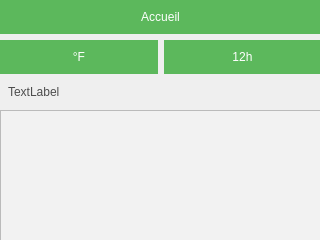
Before: the Qt Designer form thermostat/Thermostat/configWindow.ui in kimchicharlie/Envio, drawn with Qt 5.
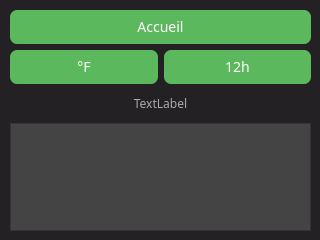
After: the same form once the commit is applied.

What changed in the file:
```diff
--- a/thermostat/Thermostat/configWindow.ui
+++ b/thermostat/Thermostat/configWindow.ui
@@ -13,14 +13,17 @@
   <property name="windowTitle">
    <string>Envio - Thermostat</string>
   </property>
+  <property name="styleSheet">
+   <string notr="true">Background: #232123;</string>
+  </property>
   <widget class="QWidget" name="centralwidget">
    <widget class="QWidget" name="gridLayoutWidget">
     <property name="geometry">
      <rect>
-      <x>0</x>
-      <y>0</y>
-      <width>321</width>
-      <height>241</height>
+      <x>10</x>
+      <y>10</y>
+      <width>301</width>
+      <height>221</height>
      </rect>
     </property>
     <layout class="QGridLayout" name="gridLayout">
@@ -30,6 +33,12 @@
         <layout class="QHBoxLayout" name="horizontalLayout_2">
          <item>
           <widget class="QPushButton" name="AccueilBtn">
+           <property name="font">
+            <font>
+             <family>Segoe UI,sans-serif</family>
+             <pointsize>-1</pointsize>
+            </font>
+           </property>
            <property name="styleSheet">
             <string notr="true">QPushButton
 {
@@ -38,9 +47,10 @@
 	outline: 0;
 	background: #5cb85c;
 	border: 0;
-	padding: 10px;
+	padding: 7px;
 	color: #FFFFFF;
-	font-size: 12px;
+	font-size: 14px;
+	border-radius: 7px;
 }
 
 QPushButton:hover
@@ -68,8 +78,8 @@
       <widget class="QListView" name="listView">
        <property name="styleSheet">
         <string notr="true">QListView {
-	background: #f2f2f2;
-font-family:&quot;Segoe UI&quot;, sans-serif;
+	background: #444;
+	font-family:&quot;Segoe UI&quot;, sans-serif;
     show-decoration-selected: 1; 
 }
 
@@ -83,12 +93,12 @@
 
 QListView::item:selected:!active {
     background: qlineargradient(x1: 0, y1: 0, x2: 1, y2: 1,
-                                stop: 0 #ABAFE5, stop: 1 #8588B2);
+                                stop: 0 #8588B2, stop: 1 #ABAFE5);
 }
 
 QListView::item:selected:active {
     background: qlineargradient(x1: 0, y1: 0, x2: 1, y2: 1,
-                                stop: 0 #4cae4c, stop: 1 #265726);
+                                stop: 0 #265726, stop: 1 #4cae4c);
 }
 
 QListView::item:hover {
@@ -104,17 +114,17 @@
 box-sizing: border-box;
 font-size: 12px;
 }
-
+*/
 QListView::item
 {
     padding-left:10px;
     width:80px;
     height:20px;
-    color: #5a5a5a;
+    color: #EEE;
     border-bottom :1px solid #f0f0f0;
 	font-size: 12px;
 }
-*/</string>
+</string>
        </property>
       </widget>
      </item>
@@ -122,6 +132,12 @@
       <layout class="QHBoxLayout" name="horizontalLayout_3">
        <item>
         <widget class="QPushButton" name="TempDispButton">
+         <property name="font">
+          <font>
+           <family>Segoe UI,sans-serif</family>
+           <pointsize>-1</pointsize>
+          </font>
+         </property>
          <property name="styleSheet">
           <string notr="true">QPushButton
 {
@@ -130,9 +146,10 @@
 	outline: 0;
 	background: #5cb85c;
 	border: 0;
-	padding: 10px;
+	padding: 7px;
 	color: #FFFFFF;
-	font-size: 12px;
+	font-size: 14px;
+	border-radius: 7px;
 }
 
 QPushButton:hover
@@ -154,6 +171,12 @@
        </item>
        <item>
         <widget class="QPushButton" name="HourDispButton">
+         <property name="font">
+          <font>
+           <family>Segoe UI,sans-serif</family>
+           <pointsize>-1</pointsize>
+          </font>
+         </property>
          <property name="styleSheet">
           <string notr="true">QPushButton
 {
@@ -162,9 +185,10 @@
 	outline: 0;
 	background: #5cb85c;
 	border: 0;
-	padding: 10px;
+	padding: 7px;
 	color: #FFFFFF;
-	font-size: 12px;
+	font-size: 14px;
+	border-radius: 7px;
 }
 
 QPushButton:hover
@@ -188,6 +212,12 @@
      </item>
      <item row="4" column="0">
       <widget class="QLabel" name="msgLabel">
+       <property name="font">
+        <font>
+         <family>Segoe UI,sans-serif</family>
+         <pointsize>-1</pointsize>
+        </font>
+       </property>
        <property name="styleSheet">
         <string notr="true">font-family:&quot;Segoe UI&quot;, sans-serif;
 text-transform: uppercase;
@@ -195,13 +225,16 @@
 width: 100%;
 border: 0;
 padding: 5px;
-color: #4d4d4d;
+color: #AAA;
 font-size: 12px;
 </string>
        </property>
        <property name="text">
         <string>TextLabel</string>
        </property>
+       <property name="alignment">
+        <set>Qt::AlignCenter</set>
+       </property>
       </widget>
      </item>
     </layout>
```
Left out of the diff: 15 changed lines with no effect on the pictures.
